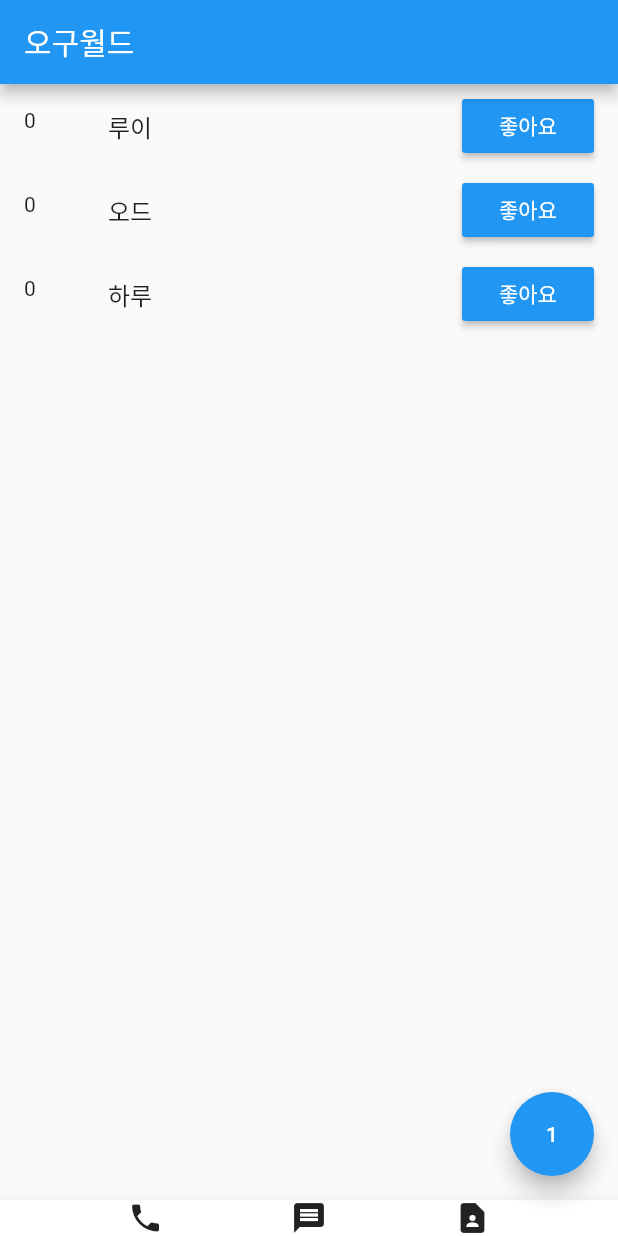
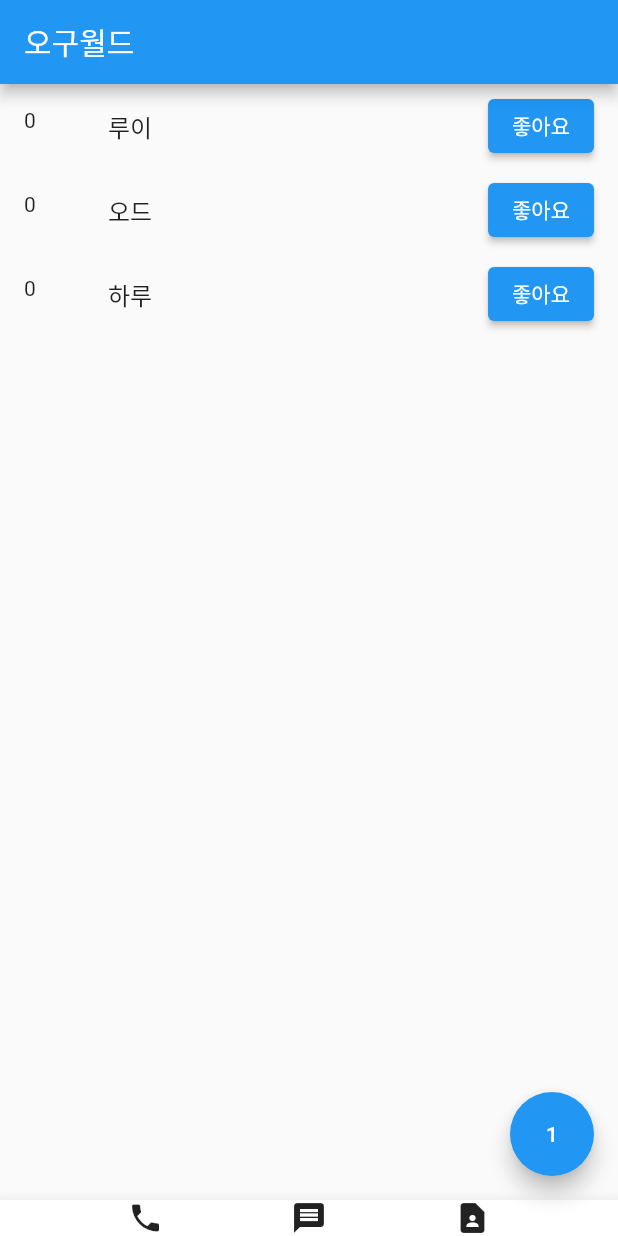
Before and after one commit to glenn-a810/flutter, a Flutter app: the screen it shows after launch, on a phone screen of 412 x 824 dp. Run offline on Flutter 3.47's test engine with Material 2 defaults, Android fonts, the phone set to English and light mode, and no system bars.

Commit message:
연습문제 ElevatedButton 사용한 방법

```diff
--- a/lib/main.dart
+++ b/lib/main.dart
@@ -38,14 +38,14 @@ class _MyAppState extends State<MyApp> {
               // leading: const Icon(Icons.account_circle, size: 40,),
               leading: Text(like[i].toString()),
               title: Text(name[i]),
-              trailing: RaisedButton(
-                color: Colors.blue,
+              trailing: ElevatedButton(
+                // color: Colors.blue,
                 onPressed: (){
                   setState(() {
                     like[i]++;
                   });
                 },
-                child: Text('좋아요',style: TextStyle(color: Colors.white),),
+                child: const Text('좋아요',style: TextStyle(color: Colors.white),),
               ),
             );
           },
```
Also changed, not shown: 1 other file.
